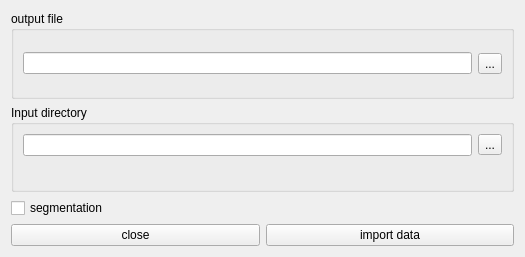
The window that af/gui/importdlg.ui (manerotoni/afw) describes before a commit, drawn with Qt 5.
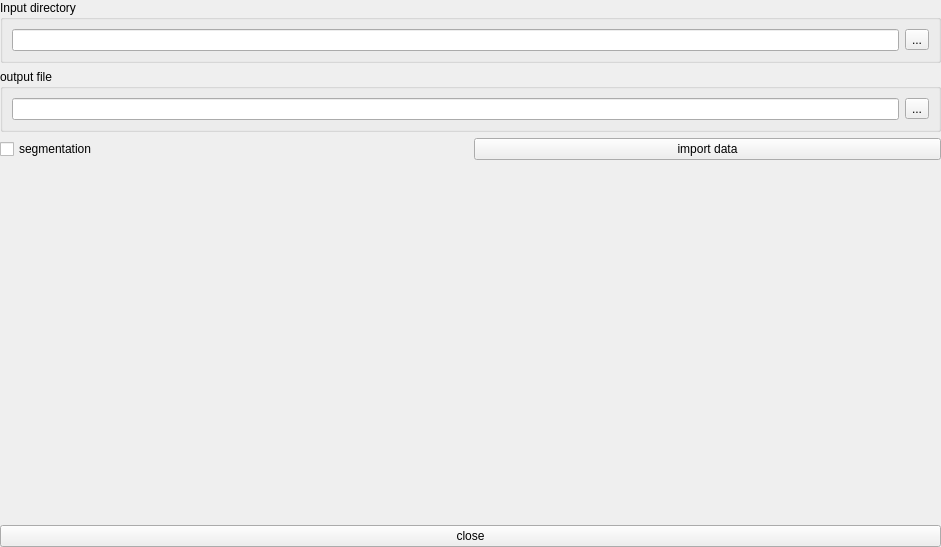
The same window after the commit.

```diff
--- a/af/gui/importdlg.ui
+++ b/af/gui/importdlg.ui
@@ -6,43 +6,46 @@
    <rect>
     <x>0</x>
     <y>0</y>
-    <width>525</width>
-    <height>257</height>
+    <width>941</width>
+    <height>547</height>
    </rect>
   </property>
   <property name="windowTitle">
    <string>Form</string>
   </property>
-  <layout class="QVBoxLayout" name="verticalLayout">
-   <item>
-    <widget class="QGroupBox" name="groupBox">
-     <property name="title">
-      <string>output file</string>
-     </property>
-     <layout class="QHBoxLayout" name="horizontalLayout">
-      <item>
-       <widget class="QLineEdit" name="outputFile"/>
-      </item>
-      <item>
-       <widget class="QToolButton" name="outputBtn">
-        <property name="text">
-         <string>...</string>
-        </property>
-       </widget>
-      </item>
-     </layout>
-    </widget>
+  <layout class="QGridLayout" name="gridLayout">
+   <property name="margin">
+    <number>0</number>
+   </property>
+   <item row="0" column="0">
+    <layout class="QHBoxLayout" name="imagebox"/>
    </item>
-   <item>
-    <widget class="QGroupBox" name="gbox1">
-     <property name="title">
-      <string>Input directory</string>
+   <item row="0" column="1">
+    <layout class="QVBoxLayout" name="vbox">
+     <property name="sizeConstraint">
+      <enum>QLayout::SetMinimumSize</enum>
      </property>
-     <layout class="QVBoxLayout" name="verticalLayout_2">
-      <item>
-       <layout class="QHBoxLayout" name="hbox2">
+     <item>
+      <widget class="QGroupBox" name="gbox1">
+       <property name="sizePolicy">
+        <sizepolicy hsizetype="Minimum" vsizetype="Preferred">
+         <horstretch>0</horstretch>
+         <verstretch>0</verstretch>
+        </sizepolicy>
+       </property>
+       <property name="title">
+        <string>Input directory</string>
+       </property>
+       <layout class="QHBoxLayout" name="horizontalLayout_2">
         <item>
-         <widget class="QLineEdit" name="inputDir"/>
+         <widget class="QLineEdit" name="inputDir">
+          <property name="sizePolicy">
+           <sizepolicy hsizetype="Minimum" vsizetype="Fixed">
+            <horstretch>0</horstretch>
+            <verstretch>0</verstretch>
+           </sizepolicy>
+          </property>
+         </widget>
         </item>
         <item>
          <widget class="QToolButton" name="inputBtn">
@@ -52,34 +55,88 @@
          </widget>
         </item>
        </layout>
-      </item>
-      <item>
-       <widget class="QLabel" name="dirinfo">
-        <property name="text">
-         <string/>
-        </property>
-       </widget>
-      </item>
-     </layout>
-    </widget>
-   </item>
-   <item>
-    <layout class="QGridLayout" name="gridLayout">
-     <item row="0" column="0">
-      <widget class="QCheckBox" name="segmentation">
-       <property name="text">
-        <string>segmentation</string>
+      </widget>
+     </item>
+     <item>
+      <widget class="QGroupBox" name="groupBox">
+       <property name="sizePolicy">
+        <sizepolicy hsizetype="Minimum" vsizetype="Preferred">
+         <horstretch>0</horstretch>
+         <verstretch>0</verstretch>
+        </sizepolicy>
        </property>
+       <property name="title">
+        <string>output file</string>
+       </property>
+       <layout class="QHBoxLayout" name="horizontalLayout">
+        <item>
+         <widget class="QLineEdit" name="outputFile">
+          <property name="sizePolicy">
+           <sizepolicy hsizetype="Minimum" vsizetype="Fixed">
+            <horstretch>0</horstretch>
+            <verstretch>0</verstretch>
+           </sizepolicy>
+          </property>
+         </widget>
+        </item>
+        <item>
+         <widget class="QToolButton" name="outputBtn">
+          <property name="text">
+           <string>...</string>
+          </property>
+         </widget>
+        </item>
+       </layout>
       </widget>
      </item>
-     <item row="1" column="1">
-      <widget class="QPushButton" name="importBtn">
+     <item>
+      <layout class="QGridLayout" name="gbox">
+       <item row="0" column="0">
+        <widget class="QCheckBox" name="segmentation">
+         <property name="text">
+          <string>segmentation</string>
+         </property>
+        </widget>
+       </item>
+       <item row="0" column="1">
+        <widget class="QPushButton" name="importBtn">
+         <property name="text">
+          <string>import data</string>
+         </property>
+        </widget>
+       </item>
+      </layout>
+     </item>
+     <item>
+      <widget class="QLabel" name="dirinfo">
+       <property name="sizePolicy">
+        <sizepolicy hsizetype="Minimum" vsizetype="Preferred">
+         <horstretch>0</horstretch>
+         <verstretch>0</verstretch>
+        </sizepolicy>
+       </property>
        <property name="text">
-        <string>import data</string>
+        <string/>
        </property>
       </widget>
      </item>
-     <item row="1" column="0">
+     <item>
+      <spacer name="spacer0">
+       <property name="orientation">
+        <enum>Qt::Vertical</enum>
+       </property>
+       <property name="sizeType">
+        <enum>QSizePolicy::MinimumExpanding</enum>
+       </property>
+       <property name="sizeHint" stdset="0">
+        <size>
+         <width>20</width>
+         <height>40</height>
+        </size>
+       </property>
+      </spacer>
+     </item>
+     <item>
       <widget class="QPushButton" name="closeBtn">
        <property name="text">
         <string>close</string>
```
Left out of the diff: 19 changed lines with no effect on the pictures.
